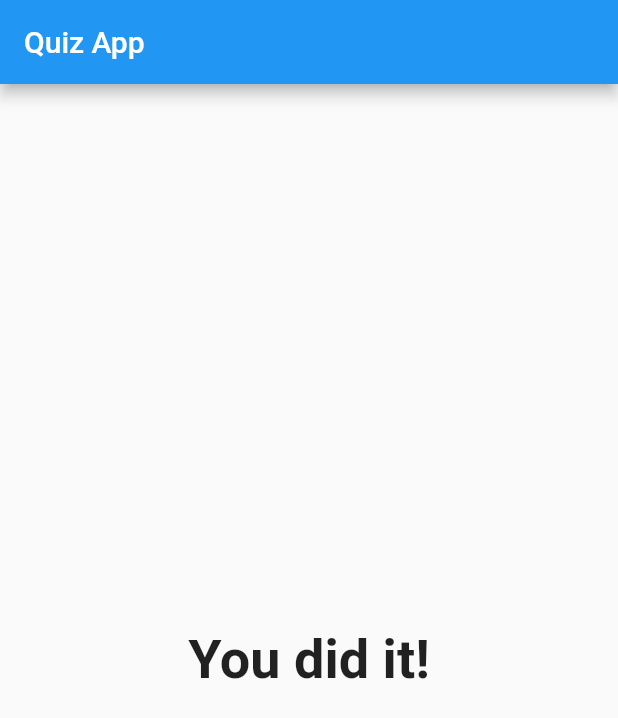
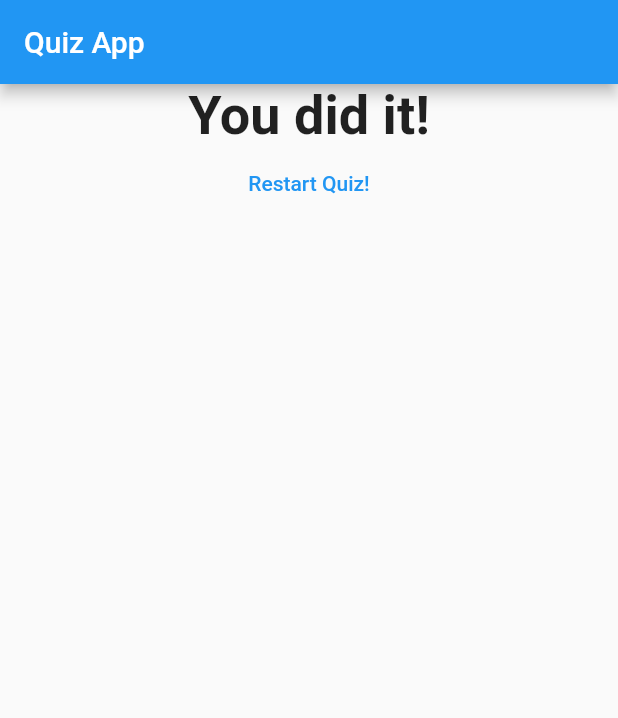
Before and after one commit to a7md0/FlutterQuizApp, a Flutter app: the screen it shows after launch, after a tap on "Black", after a tap on "Snake", on a phone screen of 412 x 824 dp. Shown: the top 718 px of the screen. Run offline on Flutter 3.47's test engine with Material 2 defaults, Android fonts, the phone set to English and light mode, and no system bars.

Commit message:
Add reset quiz btn

```diff
--- a/lib/main.dart
+++ b/lib/main.dart
@@ -49,7 +49,10 @@ class _MyAppState extends State<MyApp> {
                 questionIndex: _questionIndex,
                 answerHandler: _answerQuestion,
               )
-            : Result(_totalScore),
+            : Result(
+                resultScore: _totalScore,
+                resetQuizHandler: _resetQuiz,
+              ),
       ),
     );
   }
@@ -62,4 +65,11 @@ class _MyAppState extends State<MyApp> {
 
     print('Answer chosen');
   }
+
+  void _resetQuiz() {
+    setState(() {
+      _questionIndex = 0;
+      _totalScore = 0;
+    });
+  }
 }
--- a/lib/result.dart
+++ b/lib/result.dart
@@ -2,8 +2,9 @@ import 'package:flutter/material.dart';
 
 class Result extends StatelessWidget {
   final int resultScore;
+  final Function resetQuizHandler;
 
-  Result(this.resultScore);
+  Result({this.resultScore, this.resetQuizHandler});
 
   String get resultPhrase {
     String resultText = 'You did it!';
@@ -22,7 +23,9 @@ class Result extends StatelessWidget {
   @override
   Widget build(BuildContext context) {
     return Center(
-      child: Text(
+      child: Column(
+        children: [
+          Text(
             resultPhrase,
             textAlign: TextAlign.center,
             style: TextStyle(
@@ -30,6 +33,13 @@ class Result extends StatelessWidget {
               fontWeight: FontWeight.bold,
             ),
           ),
+          FlatButton(
+            child: Text('Restart Quiz!'),
+            onPressed: resetQuizHandler,
+            textColor: Colors.blue,
+          )
+        ],
+      ),
     );
   }
 }
```
Lines whose indentation alone changed are shown as unchanged.
